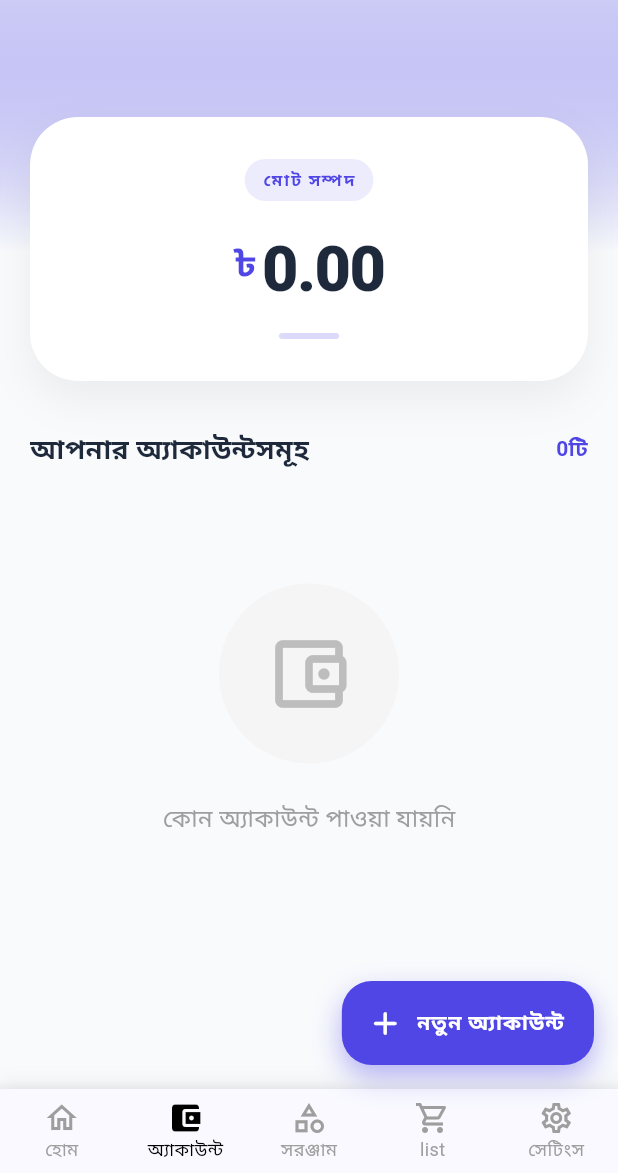
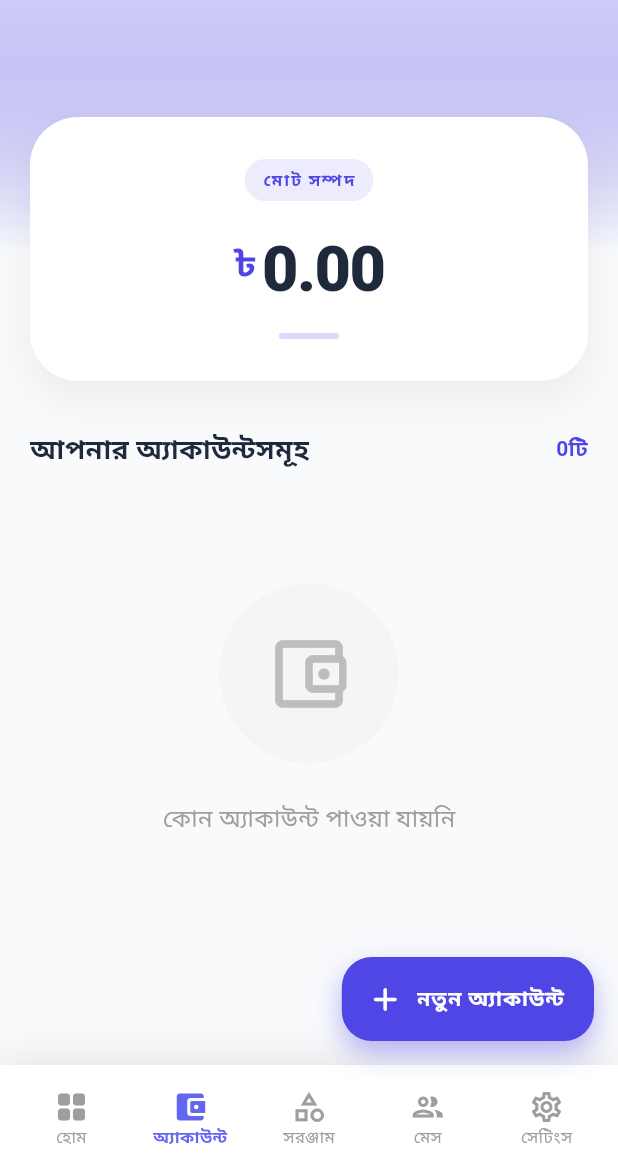
Before and after one commit to shahanuralamofficial/messmate_and_finance, a Flutter app: the AccountsScreen screen opened by its route, on a phone screen of 412 x 824 dp, the part 63-1236 px from its top. Run offline on Flutter 3.47's test engine with Material 3 defaults, Android fonts, the phone set to English and light mode, and no system bars; our stand-ins replace cloud_firestore, firebase_auth, firebase_core, fl_chart, image_picker, local_auth and 4 more; accounts and stored records are empty.

Commit message:
Modernize Bottom Navigation Bar UI and Navigation
- Redesigned the navigation bar with a modern aesthetic, featuring a dynamic background color (Indigo/Slate) and enhanced shadow effects for both light and dark modes.
- Wrapped the navigation bar in a `SafeArea` with custom padding for better spacing on modern devices.
- Updated the "Market" navigation item to "Mess" with a new `group_rounded` icon and updated route (`/mess`).
- Switched the Home icon to `grid_view_rounded` and updated all active icons to their rounded variants.
- Standardized the primary accent color to Indigo (`#6366F1`) and refined label typography for selected and unselected states.
- Integrated `HapticFeedback.lightImpact()` on tab switches for a more tactile user experience.
- Refactored the `BottomNavigationBar` to use a transparent background with zero elevation to rely on the parent container's styling.

```diff
--- a/lib/widgets/bottom_nav_bar.dart
+++ b/lib/widgets/bottom_nav_bar.dart
@@ -1,4 +1,5 @@
 import 'package:flutter/material.dart';
+import 'package:flutter/services.dart';
 import 'package:provider/provider.dart';
 import '../providers/settings_provider.dart';
 import '../utils/translations.dart';
@@ -13,28 +14,38 @@ class BottomNavBar extends StatelessWidget {
     final settings = Provider.of<SettingsProvider>(context);
     final locale = settings.locale.languageCode;
     final isBangla = locale == 'bn';
+    final isDark = Theme.of(context).brightness == Brightness.dark;
+
+    final primaryColor = const Color(0xFF6366F1);
 
     return Container(
       decoration: BoxDecoration(
-        color: Theme.of(context).scaffoldBackgroundColor,
+        color: isDark ? const Color(0xFF1E293B) : Colors.white,
         boxShadow: [
           BoxShadow(
-            color: Colors.black.withOpacity(0.05),
-            blurRadius: 10,
+            color: Colors.black.withOpacity(isDark ? 0.3 : 0.08),
+            blurRadius: 20,
             offset: const Offset(0, -5),
           ),
         ],
       ),
+      child: SafeArea(
+        child: Padding(
+          padding: const EdgeInsets.symmetric(horizontal: 8, vertical: 8),
           child: BottomNavigationBar(
             currentIndex: currentIndex,
             type: BottomNavigationBarType.fixed,
-        selectedItemColor: Colors.black,
-        unselectedItemColor: Colors.grey,
+            backgroundColor: Colors.transparent,
+            elevation: 0,
+            selectedItemColor: primaryColor,
+            unselectedItemColor: isDark ? Colors.white54 : Colors.grey[500],
+            showSelectedLabels: true,
             showUnselectedLabels: true,
-        selectedFontSize: 12,
-        unselectedFontSize: 12,
+            selectedLabelStyle: const TextStyle(fontWeight: FontWeight.bold, fontSize: 11),
+            unselectedLabelStyle: const TextStyle(fontWeight: FontWeight.w500, fontSize: 11),
             onTap: (index) {
               if (index == currentIndex) return;
+              HapticFeedback.lightImpact();
               switch (index) {
                 case 0:
                   Navigator.pushReplacementNamed(context, '/home');
@@ -46,7 +57,7 @@ class BottomNavBar extends StatelessWidget {
                   Navigator.pushReplacementNamed(context, '/tools');
                   break;
                 case 3:
-              Navigator.pushReplacementNamed(context, '/market');
+                  Navigator.pushReplacementNamed(context, '/mess');
                   break;
                 case 4:
                   Navigator.pushReplacementNamed(context, '/settings');
@@ -55,32 +66,34 @@ class BottomNavBar extends StatelessWidget {
             },
             items: [
               BottomNavigationBarItem(
-            icon: const Icon(Icons.home_outlined),
-            activeIcon: const Icon(Icons.home),
+                icon: const Icon(Icons.grid_view_rounded),
+                activeIcon: const Icon(Icons.grid_view_rounded),
                 label: AppTranslations.translate('home', locale),
               ),
               BottomNavigationBarItem(
                 icon: const Icon(Icons.account_balance_wallet_outlined),
-            activeIcon: const Icon(Icons.account_balance_wallet),
+                activeIcon: const Icon(Icons.account_balance_wallet_rounded),
                 label: AppTranslations.translate('accounts', locale),
               ),
               BottomNavigationBarItem(
                 icon: const Icon(Icons.category_outlined),
-            activeIcon: const Icon(Icons.category),
+                activeIcon: const Icon(Icons.category_rounded),
                 label: isBangla ? 'সরঞ্জাম' : 'Tools',
               ),
               BottomNavigationBarItem(
-            icon: const Icon(Icons.shopping_cart_outlined),
-            activeIcon: const Icon(Icons.shopping_cart),
-            label: AppTranslations.translate('list', locale),
+                icon: const Icon(Icons.group_outlined),
+                activeIcon: const Icon(Icons.group_rounded),
+                label: isBangla ? 'মেস' : 'Mess',
               ),
               BottomNavigationBarItem(
                 icon: const Icon(Icons.settings_outlined),
-            activeIcon: const Icon(Icons.settings),
+                activeIcon: const Icon(Icons.settings_rounded),
                 label: AppTranslations.translate('settings', locale),
               ),
             ],
           ),
+        ),
+      ),
     );
   }
 }
```
Lines whose indentation alone changed are shown as unchanged.
